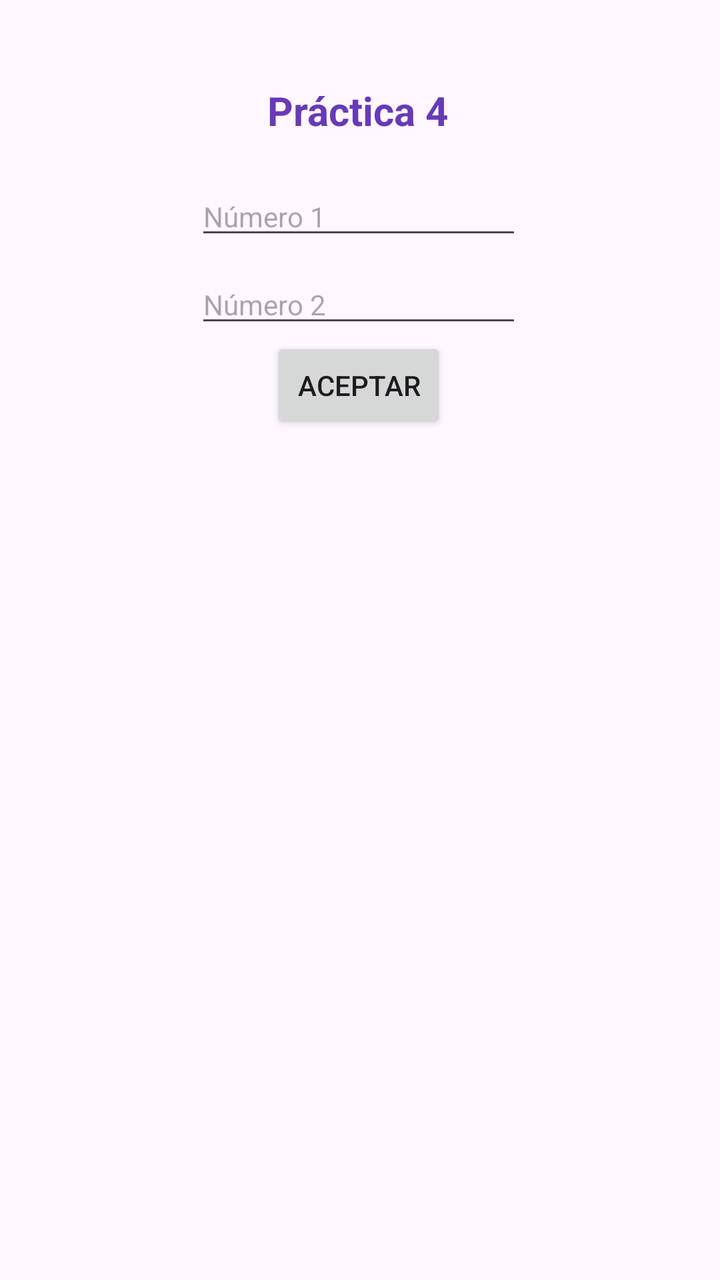
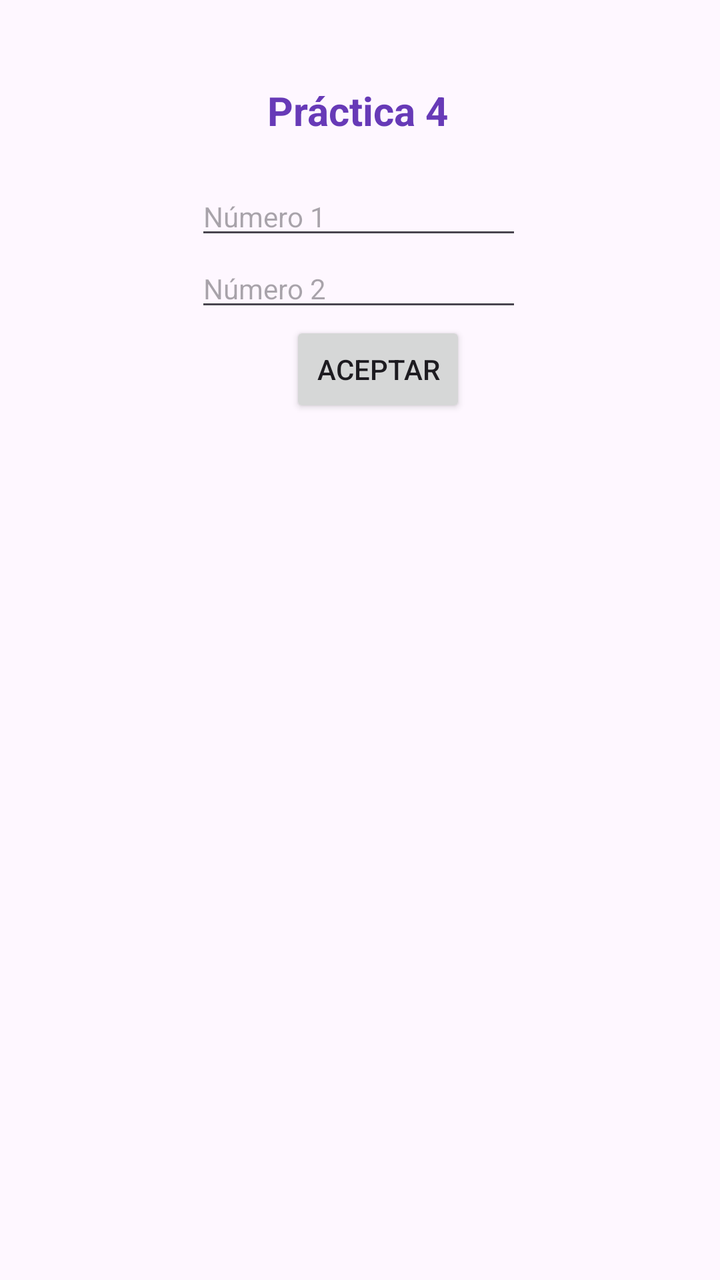

An Android layout rendered at two revisions. The XML below is the earlier revision; the diff shows what the commit changed to produce the second picture.
<!-- AndroidManifest.xml: application theme Theme.Practica4 -->
<!-- res/layout/activity_main.xml -->
<?xml version="1.0" encoding="utf-8"?>
<androidx.constraintlayout.widget.ConstraintLayout xmlns:android="http://schemas.android.com/apk/res/android"
    xmlns:app="http://schemas.android.com/apk/res-auto"
    xmlns:tools="http://schemas.android.com/tools"
    android:id="@+id/main"
    android:layout_width="match_parent"
    android:layout_height="match_parent"
    tools:context=".MainActivity">

    <TextView
        android:id="@+id/textView"
        android:layout_width="wrap_content"
        android:layout_height="wrap_content"
        android:text="Práctica 4"
        android:textAlignment="center"
        android:textColor="#673AB7"
        android:textSize="20sp"
        android:textStyle="bold"
        app:layout_constraintBottom_toBottomOf="parent"
        app:layout_constraintEnd_toEndOf="parent"
        app:layout_constraintHorizontal_bias="0.496"
        app:layout_constraintStart_toStartOf="parent"
        app:layout_constraintTop_toTopOf="parent"
        app:layout_constraintVertical_bias="0.068" />

    <EditText
        android:id="@+id/gnum1"
        android:layout_width="wrap_content"
        android:layout_height="wrap_content"
        android:layout_marginTop="20dp"
        android:ems="10"
        android:hint="Número 1"
        android:inputType="number"
        android:textSize="14sp"
        app:layout_constraintEnd_toEndOf="parent"
        app:layout_constraintHorizontal_bias="0.497"
        app:layout_constraintStart_toStartOf="parent"
        app:layout_constraintTop_toBottomOf="@+id/textView" />

    <EditText
        android:id="@+id/gnum2"
        android:layout_width="wrap_content"
        android:layout_height="wrap_content"
        android:layout_marginTop="8dp"
        android:ems="10"
        android:hint="Número 2"
        android:inputType="number"
        android:textSize="14sp"
        app:layout_constraintBottom_toBottomOf="parent"
        app:layout_constraintEnd_toEndOf="parent"
        app:layout_constraintHorizontal_bias="0.497"
        app:layout_constraintStart_toStartOf="parent"
        app:layout_constraintTop_toBottomOf="@+id/gnum1"
        app:layout_constraintVertical_bias="0.0" />

    <Button
        android:id="@+id/button"
        android:layout_width="wrap_content"
        android:layout_height="wrap_content"
        android:onClick="aceptar"
        android:text="Aceptar"
        app:layout_constraintEnd_toEndOf="parent"
        app:layout_constraintHorizontal_bias="0.498"
        app:layout_constraintStart_toStartOf="parent"
        app:layout_constraintTop_toBottomOf="@+id/gnum2" />

    <TextView
        android:id="@+id/gresul"
        android:layout_width="170dp"
        android:layout_height="29dp"
        android:textSize="14sp"
        app:layout_constraintEnd_toEndOf="parent"
        app:layout_constraintStart_toStartOf="parent"
        app:layout_constraintTop_toBottomOf="@+id/button" />

</androidx.constraintlayout.widget.ConstraintLayout>
<!-- resources referenced by this layout -->
<resources>
  <style name="Theme.Practica4" parent="Base.Theme.Practica4" />
  <style name="Base.Theme.Practica4" parent="Theme.Material3.DayNight.NoActionBar">
          
          
      </style>
</resources>

<!-- the commit's change to res/layout/activity_main.xml (unified diff, before → after) -->
@@ -37,22 +37,6 @@
         app:layout_constraintStart_toStartOf="parent"
         app:layout_constraintTop_toBottomOf="@+id/textView" />
 
-    <EditText
-        android:id="@+id/gnum2"
-        android:layout_width="wrap_content"
-        android:layout_height="wrap_content"
-        android:layout_marginTop="8dp"
-        android:ems="10"
-        android:hint="Número 2"
-        android:inputType="number"
-        android:textSize="14sp"
-        app:layout_constraintBottom_toBottomOf="parent"
-        app:layout_constraintEnd_toEndOf="parent"
-        app:layout_constraintHorizontal_bias="0.497"
-        app:layout_constraintStart_toStartOf="parent"
-        app:layout_constraintTop_toBottomOf="@+id/gnum1"
-        app:layout_constraintVertical_bias="0.0" />
-
     <Button
         android:id="@+id/button"
         android:layout_width="wrap_content"
@@ -60,7 +44,7 @@
         android:onClick="aceptar"
         android:text="Aceptar"
         app:layout_constraintEnd_toEndOf="parent"
-        app:layout_constraintHorizontal_bias="0.498"
+        app:layout_constraintHorizontal_bias="0.533"
         app:layout_constraintStart_toStartOf="parent"
         app:layout_constraintTop_toBottomOf="@+id/gnum2" />
 
@@ -68,9 +52,24 @@
         android:id="@+id/gresul"
         android:layout_width="170dp"
         android:layout_height="29dp"
+        android:layout_marginTop="40dp"
         android:textSize="14sp"
         app:layout_constraintEnd_toEndOf="parent"
+        app:layout_constraintHorizontal_bias="0.551"
         app:layout_constraintStart_toStartOf="parent"
         app:layout_constraintTop_toBottomOf="@+id/button" />
 
+    <EditText
+        android:id="@+id/gnum2"
+        android:layout_width="wrap_content"
+        android:layout_height="wrap_content"
+        android:ems="10"
+        android:hint="Número 2"
+        android:inputType="numberDecimal"
+        android:textSize="14sp"
+        app:layout_constraintEnd_toEndOf="parent"
+        app:layout_constraintHorizontal_bias="0.497"
+        app:layout_constraintStart_toStartOf="parent"
+        app:layout_constraintTop_toBottomOf="@+id/gnum1" />
+
 </androidx.constraintlayout.widget.ConstraintLayout>
